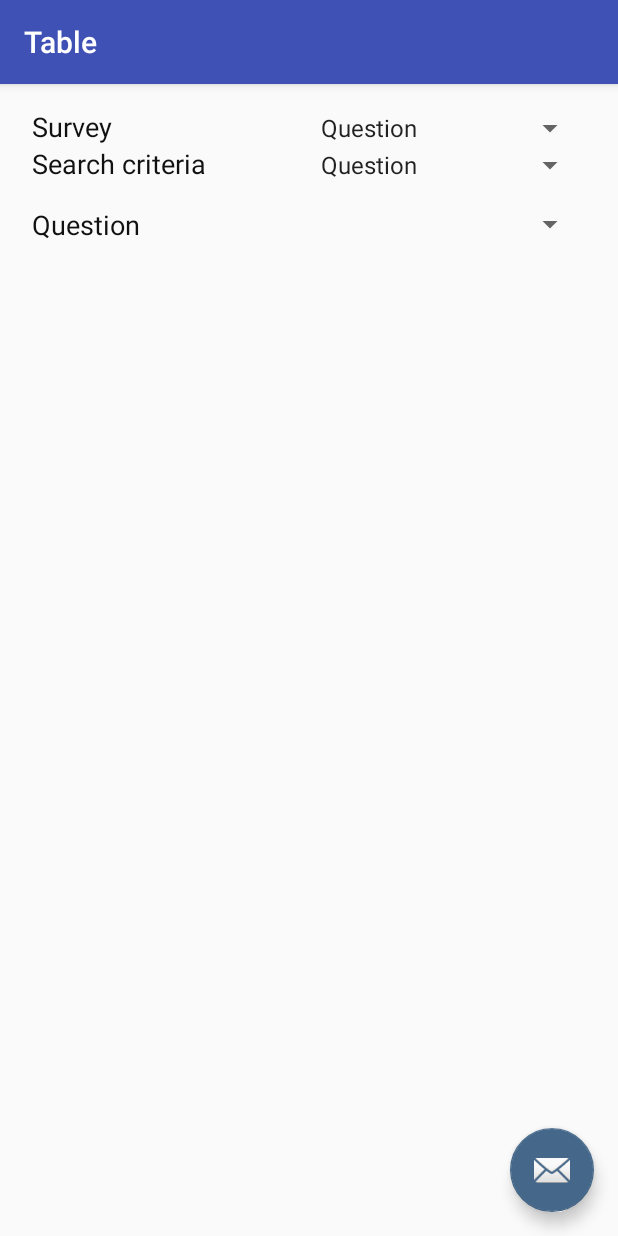
After one commit to suganshakya/SurveyApp, an Android app: the TableActivity screen opened directly, with no data from a screen before it, on a phone screen of 412 x 824 dp. The commit adds this screen. Run offline under Robolectric (Android 15) with nearby library versions, the phone set to English and light mode, and no system bars; 1 statement that could not run was skipped.

Commit message:
Add Table Activity

```diff
--- a/app/src/main/java/survey/shakya/sugan/surveyapp/MainActivity.java
+++ b/app/src/main/java/survey/shakya/sugan/surveyapp/MainActivity.java
@@ -74,6 +74,7 @@ public class MainActivity extends AppCompatActivity {
         surveyeeRB = (RadioButton) findViewById(R.id.radio_button_surveyee);
         surveyerRB = (RadioButton) findViewById(R.id.radio_button_surveyer);
 
+        userTypeRG.check(R.id.radio_button_surveyee);
         registerButton = (Button) findViewById(R.id.register_button);
     }
 
--- a/app/src/main/java/survey/shakya/sugan/surveyapp/activity/ListQuestionActivity.java
+++ b/app/src/main/java/survey/shakya/sugan/surveyapp/activity/ListQuestionActivity.java
@@ -149,9 +149,7 @@ public class ListQuestionActivity extends AppCompatActivity {
 
             Response response = new Response(userId, questionId, responseText);
 
-//            long result = dataHelper.insertResponse(response);
             long result = dataHelper.replaceResponse(response);
-
 
             if(result == -1) {
                 Snackbar.make(view, "Error: inserting a response", Snackbar.LENGTH_LONG).show();
--- /dev/null
+++ b/app/src/main/java/survey/shakya/sugan/surveyapp/activity/TableActivity.java
@@ -0,0 +1,170 @@
+package survey.shakya.sugan.surveyapp.activity;
+
+import android.content.Intent;
+import android.os.Bundle;
+import android.support.design.widget.FloatingActionButton;
+import android.support.design.widget.Snackbar;
+import android.support.v7.app.AppCompatActivity;
+import android.support.v7.widget.Toolbar;
+import android.util.Log;
+import android.view.View;
+import android.widget.AdapterView;
+import android.widget.ArrayAdapter;
+import android.widget.Spinner;
+import android.widget.TableLayout;
+import android.widget.TextView;
+
+import java.util.ArrayList;
+import java.util.Arrays;
+import java.util.List;
+
+import survey.shakya.sugan.surveyapp.R;
+import survey.shakya.sugan.surveyapp.data.DataHelper;
+import survey.shakya.sugan.surveyapp.model.Question;
+import survey.shakya.sugan.surveyapp.model.Survey;
+import survey.shakya.sugan.surveyapp.model.User;
+
+public class TableActivity extends AppCompatActivity {
+    private static String TAG = TableActivity.class.getName();
+
+    DataHelper dataHelper;
+    int surveyId, surveyerId;
+    int id; // may be question id or surveyer-id based on criteria spinner
+
+    Spinner surveySpinner, criteriaSpinner, valueSpinner;  // criteria can be question or surveyee
+    String surveyName = null, criteria = null, value = null;
+    TextView valueTV;   // Question or Surveyee depending on criteria spinner
+    TableLayout tableLayout;
+
+    @Override
+    protected void onCreate(Bundle savedInstanceState) {
+        super.onCreate(savedInstanceState);
+        setContentView(R.layout.activity_table);
+        Toolbar toolbar = (Toolbar) findViewById(R.id.toolbar);
+        setSupportActionBar(toolbar);
+
+        FloatingActionButton fab = (FloatingActionButton) findViewById(R.id.fab);
+        fab.setOnClickListener(new View.OnClickListener() {
+            @Override
+            public void onClick(View view) {
+                Snackbar.make(view, "Replace with your own action", Snackbar.LENGTH_LONG)
+                        .setAction("Action", null).show();
+            }
+        });
+
+        setTitle("Table");
+        Intent intent = getIntent();
+        surveyerId = intent.getIntExtra("SURVEYER_ID", -1);
+
+        dataHelper = DataHelper.getInstance(getApplicationContext());
+
+        surveySpinner = (Spinner) findViewById (R.id.survey_spinner);
+        valueTV = (TextView) findViewById(R.id.column_name_textView);
+
+        criteriaSpinner = (Spinner) findViewById(R.id.criteria_spinner);
+        valueSpinner = (Spinner) findViewById(R.id.value_spinner);
+        tableLayout = (TableLayout) findViewById(R.id.view_table_layout);
+
+        populateSurveySpinner();
+        surveySpinner.setOnItemSelectedListener(new AdapterView.OnItemSelectedListener() {
+            @Override
+            public void onItemSelected(AdapterView<?> parent, View view, int position, long id) {
+                Log.i(TAG, print());
+
+                surveyName = (String) parent.getItemAtPosition(position);
+                populateValueSpinner();
+            }
+
+            @Override
+            public void onNothingSelected(AdapterView<?> parent) {
+
+            }
+        });
+
+
+        setCriteria();
+        criteriaSpinner.setOnItemSelectedListener(new AdapterView.OnItemSelectedListener() {
+
+            @Override
+            public void onItemSelected(AdapterView<?> parent, View view, int position, long id) {
+                Log.i(TAG, print());
+
+                criteria = (String) parent.getItemAtPosition(position);
+                valueTV.setText(criteria);
+                populateValueSpinner();
+            }
+
+            @Override
+            public void onNothingSelected(AdapterView<?> parent) {
+
+            }
+        });
+
+        valueSpinner.setOnItemSelectedListener(new AdapterView.OnItemSelectedListener() {
+            @Override
+            public void onItemSelected(AdapterView<?> parent, View view, int position, long id) {
+                Log.i(TAG, print());
+
+            }
+
+            @Override
+            public void onNothingSelected(AdapterView<?> parent) {
+
+            }
+        });
+    }
+
+    private void populateSurveySpinner(){
+        List<Survey> surveyList = dataHelper.getSurveyList(surveyerId);
+        if(surveyList == null){
+            return;
+        }
+        List<String> surveyNames = new ArrayList<>();
+        for(Survey survey:surveyList){
+            surveyNames.add(survey.getName());
+        }
+        ArrayAdapter<String> adapter = new ArrayAdapter<String>(this, android.R.layout.simple_spinner_item, surveyNames);
+        adapter.setDropDownViewResource(android.R.layout.simple_spinner_dropdown_item);
+        surveySpinner.setAdapter(adapter);
+    }
+
+    private void setCriteria(){
+        List<String> criteriaList = new ArrayList<>(Arrays.asList("Question", "Surveyee"));
+        ArrayAdapter<String> adapter = new ArrayAdapter<String>(this, android.R.layout.simple_spinner_item, criteriaList);
+        adapter.setDropDownViewResource(android.R.layout.simple_spinner_dropdown_item);
+        criteriaSpinner.setAdapter(adapter);
+    }
+
+    private void populateValueSpinner(){
+        if(criteria == null){
+            return;
+        }
+        List<String> values = new ArrayList<String>();
+        if(criteria.contentEquals("Question")){
+            Survey survey = dataHelper.getSurvey(surveyerId, surveyName);
+            List<Question> questions = dataHelper.getQuestionList(survey.getId());
+            if(questions == null){
+                return;
+            }
+            for(Question question:questions){
+                values.add(question.getQuestion());
+            }
+            populateValueSpinner(values);
+        } else if (criteria.contentEquals("Surveyee")){
+//                    List<User> user = dataHelper.getAllSurveyee();
+            // TODO
+        }
+    }
+
+    private void populateValueSpinner(List<String> values){
+        ArrayAdapter<String> adapter = new ArrayAdapter<String>(this, android.R.layout.simple_spinner_item, values);
+        adapter.setDropDownViewResource(android.R.layout.simple_spinner_dropdown_item);
+        valueSpinner.setAdapter(adapter);
+    }
+
+    public String print(){
+        return "Survey = " + surveyName + ", Criteria: " + criteria + ", Value: " + value;
+    }
+
+
+}
--- a/app/src/main/java/survey/shakya/sugan/surveyapp/adapter/QuestionAdapter.java
+++ b/app/src/main/java/survey/shakya/sugan/surveyapp/adapter/QuestionAdapter.java
@@ -156,7 +156,7 @@ public class QuestionAdapter extends BaseAdapter {
                         radioButton.setText(radioOptions[i]);
                         radioButton.setId(i);
                         radioGroup.addView(radioButton, new RadioGroup.LayoutParams(
-                                RadioGroup.LayoutParams.WRAP_CONTENT, RadioGroup.LayoutParams.WRAP_CONTENT)
+                                RadioGroup.LayoutParams.MATCH_PARENT, RadioGroup.LayoutParams.WRAP_CONTENT)
                         );
                     }
                     break;
--- a/app/src/main/java/survey/shakya/sugan/surveyapp/adapter/ResponseAdapter.java
+++ b/app/src/main/java/survey/shakya/sugan/surveyapp/adapter/ResponseAdapter.java
@@ -86,7 +86,7 @@ public class ResponseAdapter extends BaseAdapter {
                 referenceTV.setText("Question: " + question.getQuestion());
             } else {
                 User user = dataHelper.getUser(response.getSurveyeeId());
-                referenceTV.setText("Surveyee: " + user.getFirstName() + " " + user.getLastName());
+                referenceTV.setText("Surveyee: " + user.getName());
             }
             TextView responseTextTV = (TextView) view.findViewById(R.id.text_view_response_text1);
             responseTextTV.setText(response.getResponse());
--- a/app/src/main/java/survey/shakya/sugan/surveyapp/data/DataHelper.java
+++ b/app/src/main/java/survey/shakya/sugan/surveyapp/data/DataHelper.java
@@ -88,8 +88,8 @@ public class DataHelper extends SQLiteOpenHelper {
     public User getUser(String username) {
         User user = null;
         SQLiteDatabase db = getReadableDatabase();
-        Cursor cursor = db.rawQuery("SELECT * FROM " + SurveyData.USER_TABLE + " WHERE " +
-                SurveyData.USER_COL_USERNAME + " = ?", new String[]{username});
+        Cursor cursor = db.rawQuery("SELECT * FROM " + SurveyData.USER_TABLE + " WHERE LOWER(" +
+                SurveyData.USER_COL_USERNAME + ") = ?", new String[]{username.toLowerCase()});
         if (cursor.moveToFirst()) {
             user = new User();
             user.setUsername(username);
@@ -135,6 +135,23 @@ public class DataHelper extends SQLiteOpenHelper {
         cursor.close();
         return survey;
     }
+
+    public Survey getSurvey(int surveyerId, String surveyName) {
+        Survey survey = null;
+        SQLiteDatabase db = getReadableDatabase();
+        Cursor cursor = db.rawQuery("SELECT * FROM " + SurveyData.SURVEY_TABLE + " WHERE " +
+                SurveyData.SURVEY_COL_NAME + " = ? AND " + SurveyData.SURVEY_COL_SURVEYER + " = ?",
+                new String[]{surveyName,  ""+surveyerId});
+        if (cursor.moveToFirst()) {
+            survey = new Survey();
+            survey.setId(cursor.getInt(cursor.getColumnIndex(SurveyData.SURVEY_COL_ID)));
+            survey.setName(surveyName);
+            survey.setSurveyerId(surveyerId);
+        }
+        cursor.close();
+        return survey;
+    }
+
 
     public List<Survey> getSurveyList(int surveyerId) {
         List<Survey> surveyList = null;
--- a/app/src/main/java/survey/shakya/sugan/surveyapp/model/User.java
+++ b/app/src/main/java/survey/shakya/sugan/surveyapp/model/User.java
@@ -11,6 +11,10 @@ public class User {
     String lastName;
     String password;
     UserType userType;
+
+    public String getName() {
+        return firstName + " " + lastName;
+    }
 
     public enum UserType {
         SURVEYER, SURVEYEE;
--- /dev/null
+++ b/app/src/main/res/layout/activity_table.xml
@@ -0,0 +1,34 @@
+<?xml version="1.0" encoding="utf-8"?>
+<android.support.design.widget.CoordinatorLayout xmlns:android="http://schemas.android.com/apk/res/android"
+    xmlns:app="http://schemas.android.com/apk/res-auto"
+    xmlns:tools="http://schemas.android.com/tools"
+    android:layout_width="match_parent"
+    android:layout_height="match_parent"
+    android:fitsSystemWindows="true"
+    tools:context="survey.shakya.sugan.surveyapp.activity.TableActivity">
+
+    <android.support.design.widget.AppBarLayout
+        android:layout_width="match_parent"
+        android:layout_height="wrap_content"
+        android:theme="@style/AppTheme.AppBarOverlay">
+
+        <android.support.v7.widget.Toolbar
+            android:id="@+id/toolbar"
+            android:layout_width="match_parent"
+            android:layout_height="?attr/actionBarSize"
+            android:background="?attr/colorPrimary"
+            app:popupTheme="@style/AppTheme.PopupOverlay" />
+
+    </android.support.design.widget.AppBarLayout>
+
+    <include layout="@layout/content_table" />
+
+    <android.support.design.widget.FloatingActionButton
+        android:id="@+id/fab"
+        android:layout_width="wrap_content"
+        android:layout_height="wrap_content"
+        android:layout_gravity="bottom|end"
+        android:layout_margin="@dimen/fab_margin"
+        app:srcCompat="@android:drawable/ic_dialog_email" />
+
+</android.support.design.widget.CoordinatorLayout>
--- a/app/src/main/res/layout/content_list_survey.xml
+++ b/app/src/main/res/layout/content_list_survey.xml
@@ -19,6 +19,7 @@
         android:orientation="vertical">
 
         <TextView
+            android:id="@+id/surveyer_name"
             android:layout_width="match_parent"
             android:layout_height="wrap_content"
             android:text="@string/list_of_survey"
--- /dev/null
+++ b/app/src/main/res/layout/content_table.xml
@@ -0,0 +1,109 @@
+<?xml version="1.0" encoding="utf-8"?>
+<RelativeLayout xmlns:android="http://schemas.android.com/apk/res/android"
+    xmlns:app="http://schemas.android.com/apk/res-auto"
+    xmlns:tools="http://schemas.android.com/tools"
+    android:id="@+id/content_table"
+    android:layout_width="match_parent"
+    android:layout_height="match_parent"
+    android:paddingBottom="@dimen/activity_vertical_margin"
+    android:paddingLeft="@dimen/activity_horizontal_margin"
+    android:paddingRight="@dimen/activity_horizontal_margin"
+    android:paddingTop="@dimen/activity_vertical_margin"
+    app:layout_behavior="@string/appbar_scrolling_view_behavior"
+    tools:context="survey.shakya.sugan.surveyapp.activity.TableActivity"
+    tools:showIn="@layout/activity_table">
+
+        <LinearLayout xmlns:android="http://schemas.android.com/apk/res/android"
+            android:layout_width="match_parent"
+            android:layout_height="match_parent"
+            android:paddingLeft="@dimen/small_horizontal_margin"
+            android:paddingRight="@dimen/small_horizontal_margin"
+            android:orientation="vertical">
+
+            <LinearLayout
+                android:layout_width="match_parent"
+                android:layout_height="wrap_content"
+                android:weightSum="2">
+
+                <TextView
+                    android:layout_width="0dp"
+                    android:layout_height="wrap_content"
+                    android:layout_weight="1"
+                    android:text="Survey"
+                    android:textColor="#111111"
+                    android:textSize="@dimen/text_height" />
+
+                <Spinner
+                    android:id="@+id/survey_spinner"
+                    android:layout_width="0dp"
+                    android:layout_height="wrap_content"
+                    android:layout_weight="1"
+                    android:entries="@array/selection_criteria"
+                    android:textSize="@dimen/text_height" />
+            </LinearLayout>
+
+            <!--Name-->
+            <LinearLayout
+                android:layout_width="match_parent"
+                android:layout_height="wrap_content"
+                android:weightSum="2">
+
+                <TextView
+                    android:layout_width="0dp"
+                    android:layout_height="wrap_content"
+                    android:layout_weight="1"
+                    android:text="Search criteria"
+                    android:textColor="#111111"
+                    android:textSize="@dimen/text_height" />
+
+                <Spinner
+                    android:id="@+id/criteria_spinner"
+                    android:layout_width="0dp"
+                    android:layout_height="wrap_content"
+                    android:layout_weight="1"
+                    android:entries="@array/selection_criteria"
+                    android:textSize="@dimen/text_height" />
+            </LinearLayout>
+
+            <LinearLayout
+                android:layout_width="match_parent"
+                android:layout_height="wrap_content"
+                android:layout_marginTop="@dimen/activity_vertical_margin"
+                android:weightSum="2">
+
+                <TextView
+                    android:id="@+id/column_name_textView"
+                    android:layout_width="0dp"
+                    android:layout_height="wrap_content"
+                    android:layout_weight="1"
+                    android:text="Select "
+                    android:textColor="#111111"
+                    android:textSize="@dimen/text_height" />
+
+                <Spinner
+                    android:id="@+id/value_spinner"
+                    android:layout_width="0dp"
+                    android:layout_height="wrap_content"
+                    android:layout_weight="1"
+                    android:textSize="@dimen/text_height" />
+            </LinearLayout>
+
+            <ScrollView
+                android:layout_width="match_parent"
+                android:layout_height="wrap_content"
+                android:scrollbars="vertical">
+
+                <HorizontalScrollView
+                    android:layout_width="match_parent"
+                    android:layout_height="wrap_content">
+
+                    <TableLayout
+                        android:id="@+id/view_table_layout"
+                        android:layout_width="match_parent"
+                        android:layout_height="wrap_content">
+                    </TableLayout>
+                </HorizontalScrollView>
+            </ScrollView>
+        </LinearLayout>
+
+</RelativeLayout>
--- a/app/src/main/res/layout/view_question_radio_layout.xml
+++ b/app/src/main/res/layout/view_question_radio_layout.xml
@@ -10,8 +10,7 @@
         android:id="@+id/radio_group_question_response"
         android:layout_width="match_parent"
         android:layout_height="wrap_content"
-        android:orientation="horizontal"
-        android:weightSum="4"></RadioGroup>
+        android:orientation="vertical"></RadioGroup>
 
     <include layout="@layout/edit_question_buttons" />
 
--- a/app/src/main/res/values/colors.xml
+++ b/app/src/main/res/values/colors.xml
@@ -10,4 +10,5 @@
     <color name="transparent">#00000000</color>
     <color name="hintColor">#BBBBBB</color>
     <color name="blue">#0000FF</color>
+    <color name="buttonColor">#F0F0F0</color>
 </resources>
--- a/app/src/main/res/values/dimens.xml
+++ b/app/src/main/res/values/dimens.xml
@@ -8,5 +8,7 @@
     <dimen name="custom_horizontal_margin">10dp</dimen>
     <dimen name="custom_vertical_margin">10dp</dimen>
     <dimen name="text_height">18dp</dimen>
+    <dimen name="small_horizontal_margin">5dp</dimen>
+    <dimen name="small_vertical_margin">5dp</dimen>
 
 </resources>
--- a/app/src/main/res/values/strings.xml
+++ b/app/src/main/res/values/strings.xml
@@ -1,6 +1,7 @@
 <resources>
     <string name="app_name">Survey Application</string>
     <string name="action_settings">Settings</string>
+    <string name="survey_settings">Table</string>
     <string name="title_activity_list_survey">List of Survey</string>
     <string name="list_of_survey">List of Surveys:</string>
     <string name="list_of_question">List of Questions:</string>
@@ -20,4 +21,10 @@
         <item>Spinner</item>
         <item>Radio</item>
     </string-array>
+    <string name="title_activity_table">TableActivity</string>
+
+    <string-array name="selection_criteria">
+        <item>Question</item>
+        <item>Surveyee</item>
+    </string-array>
 </resources>
```
Also changed, not shown: app/src/main/AndroidManifest.xml (+5 -2 lines), app/src/main/java/survey/shakya/sugan/surveyapp/activity/ListSurveyActivity.java (+38 -0 lines), app/src/main/res/layout/content_main.xml (+10 -0 lines), app/src/main/res/menu/survey_main.xml (added, +10 -0 lines).
